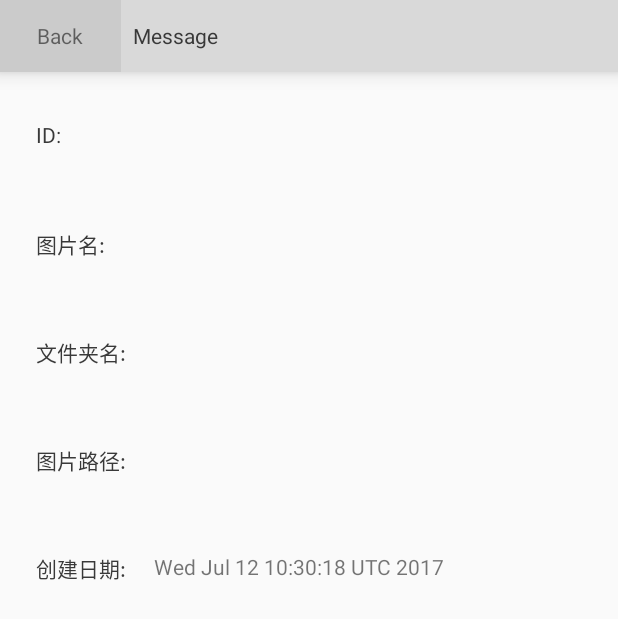
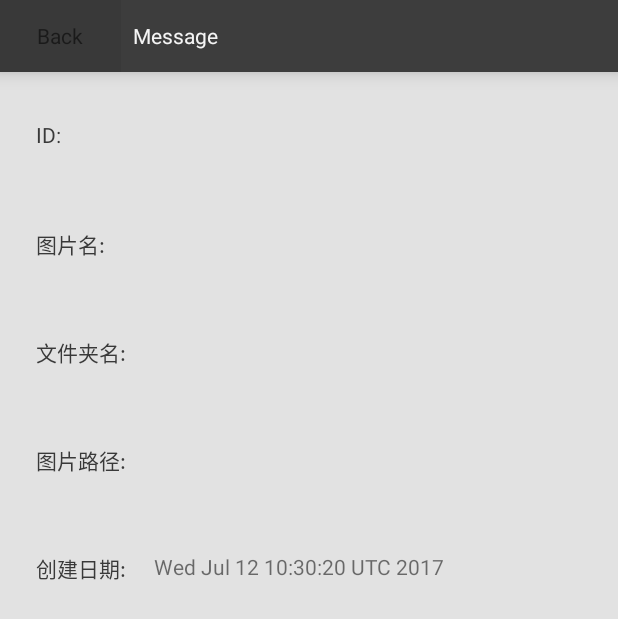
Before and after one commit to JamesLinus/GalleyDemoProject, an Android app: the ImageMessageActivity screen opened directly, with no data from a screen before it, on a phone screen of 412 x 824 dp. Shown: the top 619 px of the screen. Run offline under Robolectric (Android 15) with nearby library versions, the phone set to English and light mode, and no system bars; 3 statements that could not run were skipped.

Commit message:
fix 修改了配色

```diff
--- a/GalleryDemoProject/app/src/main/java/com/example/meitu/gallerydemoproject/Adapter/ImagesAdapter.java
+++ b/GalleryDemoProject/app/src/main/java/com/example/meitu/gallerydemoproject/Adapter/ImagesAdapter.java
@@ -9,6 +9,7 @@ import android.view.View;
 import android.view.ViewGroup;
 import android.widget.ImageView;
 
+import com.example.meitu.gallerydemoproject.Activity.ImageActivity;
 import com.example.meitu.gallerydemoproject.Activity.ImageMessageActivity;
 import com.example.meitu.gallerydemoproject.R;
 import com.nostra13.universalimageloader.core.ImageLoader;
@@ -66,7 +67,7 @@ public class ImagesAdapter extends RecyclerView.Adapter<ImagesAdapter.ImageViewH
         holder.mImageView.setOnClickListener(new View.OnClickListener() {
             @Override
             public void onClick(View v) {
-                Intent intent = new Intent(mContext, ImageMessageActivity.class);
+                Intent intent = new Intent(mContext, ImageActivity.class);
 
                 String imageMessageKey = mContext.getString(R.string.image_message_key);
                 intent.putExtra(imageMessageKey, imageURI);
--- a/GalleryDemoProject/app/src/main/res/layout/albums_activity.xml
+++ b/GalleryDemoProject/app/src/main/res/layout/albums_activity.xml
@@ -15,7 +15,7 @@
             android:layout_gravity="center"
             android:gravity="center"
             android:text="@string/albums_title"
-            android:textColor="@color/color_text_black"/>
+            android:textColor="@color/color_text_white"/>
     </LinearLayout>
     <android.support.v7.widget.RecyclerView
         android:id="@+id/rv_albums"
--- a/GalleryDemoProject/app/src/main/res/layout/gallery_activity.xml
+++ b/GalleryDemoProject/app/src/main/res/layout/gallery_activity.xml
@@ -21,7 +21,7 @@
                 android:layout_width="match_parent"
                 android:layout_gravity="center"
                 android:gravity="center"
-                android:background="@color/color_white"
+                android:background="@color/btn_background_black"
                 android:text="@string/tool_bar_back_btn"/>
         </LinearLayout>
         <TextView
@@ -33,7 +33,7 @@
             android:layout_marginLeft="8dp"
             android:gravity="center|left"
             android:text="@string/app_name"
-            android:textColor="@color/color_text_black"/>
+            android:textColor="@color/color_text_white"/>
     </LinearLayout>
     <android.support.v7.widget.RecyclerView
         android:id="@+id/rv_images"
--- a/GalleryDemoProject/app/src/main/res/layout/image_activity.xml
+++ b/GalleryDemoProject/app/src/main/res/layout/image_activity.xml
@@ -2,5 +2,7 @@
 <LinearLayout xmlns:android="http://schemas.android.com/apk/res/android"
               android:orientation="vertical"
               android:layout_width="match_parent"
-              android:layout_height="match_parent">
+              android:layout_height="match_parent"
+    android:background="@color/galley_background">
+
 </LinearLayout>
--- a/GalleryDemoProject/app/src/main/res/layout/image_message_activity.xml
+++ b/GalleryDemoProject/app/src/main/res/layout/image_message_activity.xml
@@ -2,7 +2,8 @@
 <LinearLayout xmlns:android="http://schemas.android.com/apk/res/android"
               android:orientation="vertical"
               android:layout_width="match_parent"
-              android:layout_height="match_parent">
+              android:layout_height="match_parent"
+              android:background="@color/galley_background">
     <LinearLayout
         android:orientation="horizontal"
         android:layout_width="match_parent"
@@ -20,7 +21,7 @@
                 android:layout_width="match_parent"
                 android:layout_gravity="center"
                 android:gravity="center"
-                android:background="@color/color_white"
+                android:background="@color/btn_background_black"
                 android:text="@string/tool_bar_back_btn"/>
         </LinearLayout>
         <TextView
@@ -32,7 +33,7 @@
             android:layout_marginLeft="8dp"
             android:gravity="center|left"
             android:text="@string/image_message_title"
-            android:textColor="@color/color_text_black"/>
+            android:textColor="@color/color_text_white"/>
     </LinearLayout>
 
     <LinearLayout
--- a/GalleryDemoProject/app/src/main/res/values/colors.xml
+++ b/GalleryDemoProject/app/src/main/res/values/colors.xml
@@ -1,18 +1,23 @@
 <?xml version="1.0" encoding="utf-8"?>
 <resources>
-    <color name="colorPrimary">#3F51B5</color>
-    <color name="colorPrimaryDark">#303F9F</color>
+    <color name="colorPrimary">@color/color_3d3d3d</color>
+    <color name="colorPrimaryDark">@color/color_393939</color>
     <color name="colorAccent">#FF4081</color>
 
 
     <color name="color_393939">#393939</color>
     <color name="color_cbcbcb">#cbcbcb</color>
+    <color name="color_3d3d3d">#3d3d3d</color>
+    <color name="color_e2e2e2">#e2e2e2</color>
+    <color name="color_f5f5f5">#f5f5f5</color>
     <color name="color_d9d9d9">#d9d9d9</color>
-    <color name="color_e2e2e2">#e2e2e2</color>
 
 
+    <color name="color_text_white">@color/color_f5f5f5</color>
     <color name="color_text_black">@color/color_393939</color>
-    <color name="tool_bar_background">@color/color_d9d9d9</color>
+
+    <color name="btn_background_black">@color/color_393939</color>
+    <color name="tool_bar_background">@color/color_3d3d3d</color>
     <color name="color_white">@color/color_cbcbcb</color>
     <color name="album_item_background">@color/color_d9d9d9</color>
     <color name="galley_background">@color/color_e2e2e2</color>
```
Also changed, not shown: GalleryDemoProject/app/src/main/AndroidManifest.xml (+12 -5 lines), GalleryDemoProject/app/src/main/res/layout/recent_image_activity.xml (+4 -3 lines).
